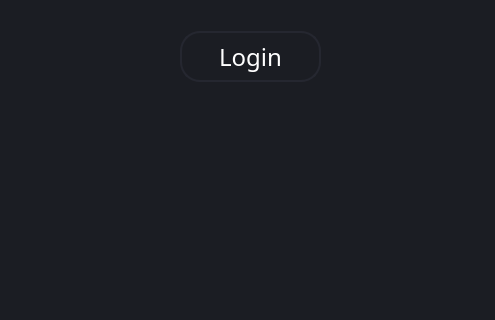
centurynine/python_project, file MyApp.ui: the form before one commit; both pictures show x 0 to 495 and y 339 to 659 of the 495 by 659 pixel window.
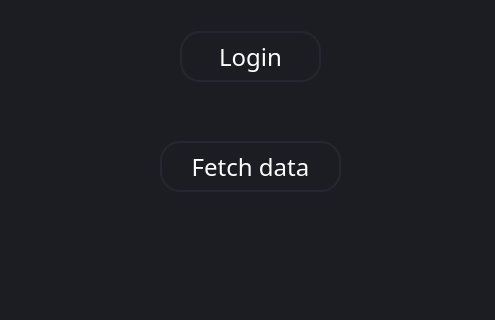
The form after the commit.

Patch:
```diff
--- a/MyApp.ui
+++ b/MyApp.ui
@@ -131,6 +131,42 @@
     <string>Login</string>
    </property>
   </widget>
+  <widget class="QPushButton" name="fetchdata">
+   <property name="geometry">
+    <rect>
+     <x>160</x>
+     <y>480</y>
+     <width>181</width>
+     <height>51</height>
+    </rect>
+   </property>
+   <property name="font">
+    <font>
+     <family>Cloud Light</family>
+     <pointsize>18</pointsize>
+    </font>
+   </property>
+   <property name="styleSheet">
+    <string notr="true">QPushButton {
+	border: 2px solid rgb(37,39,48);
+	border-radius: 20px;
+	color: #FFF;
+	padding-left: 20px;
+	padding-right: 20px;
+	backgroud-color: rgb(27, 29, 35);
+}
+QPushButton:hover {
+	border: 2px solid rgb(48, 50, 62);
+}
+QPushButton:hover:pressed
+{
+  border: 2px solid rgb(255, 73, 73);
+}</string>
+   </property>
+   <property name="text">
+    <string>Fetch data</string>
+   </property>
+  </widget>
  </widget>
  <resources/>
  <connections/>
```
